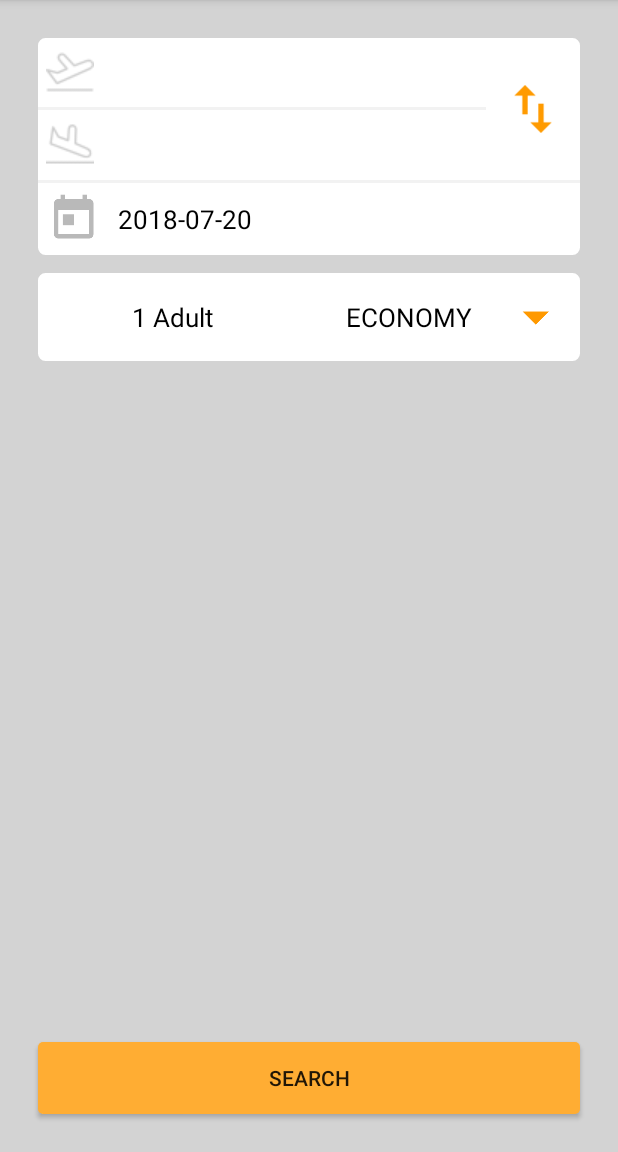
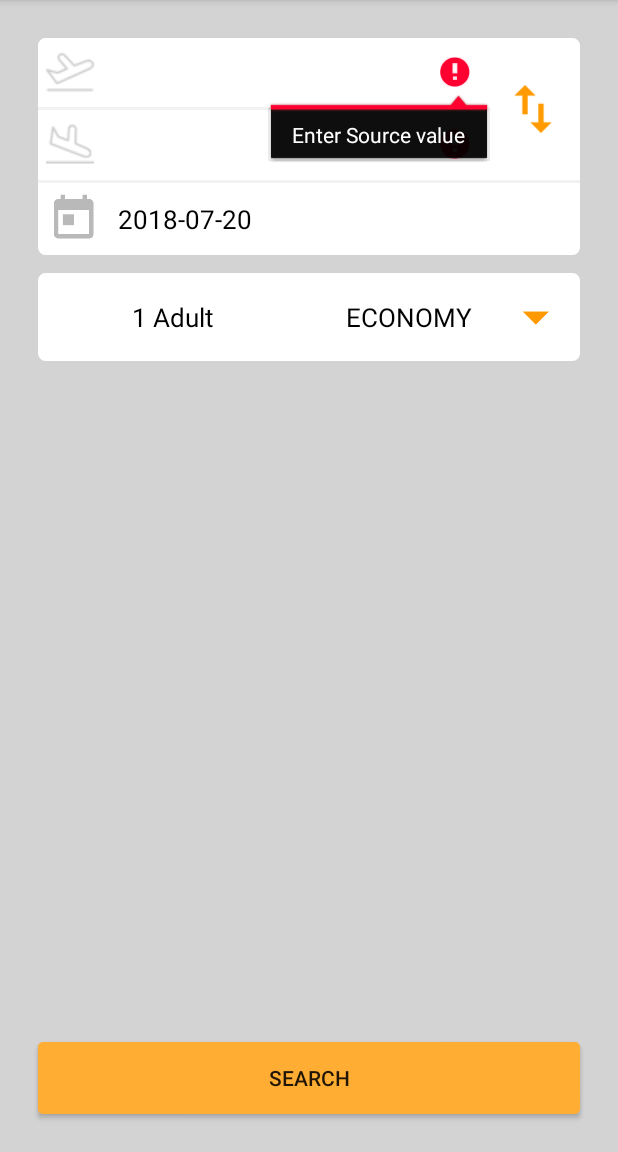
Before and after one commit to Philora/GoomoFinal, an Android app: the screen it shows after launch (MainActivity), after a tap on "SEARCH", on a phone screen of 412 x 824 dp, the part 84-1236 px from its top. Run offline under Robolectric (Android 15) with nearby library versions, the phone set to English and light mode, and no system bars; our stand-ins replace Volley; network calls fail.

Commit message:
fixed all hardcode values in strings and validations

```diff
--- a/app/src/main/java/util/AppData.java
+++ b/app/src/main/java/com/goomo/travel/util/AppData.java
@@ -1,4 +1,4 @@
-package util;
+package com.goomo.travel.util;
 
 import com.goomo.travel.model.FlightSearchResponse;
 
--- a/app/src/main/java/com/goomo/travel/view/FlightResultsActivity.java
+++ b/app/src/main/java/com/goomo/travel/view/FlightResultsActivity.java
@@ -21,7 +21,7 @@ import java.util.ArrayList;
 import java.util.List;
 import java.util.concurrent.TimeUnit;
 
-import util.AppData;
+import com.goomo.travel.util.AppData;
 
 public class FlightResultsActivity extends AppCompatActivity {
     private static final String TAG = "FlightResultsActivity";
--- a/app/src/main/java/com/goomo/travel/view/MainActivity.java
+++ b/app/src/main/java/com/goomo/travel/view/MainActivity.java
@@ -3,12 +3,10 @@ package com.goomo.travel.view;
 import android.app.Activity;
 import android.app.AlertDialog;
 import android.arch.lifecycle.ViewModelProviders;
-import android.content.Intent;
 import android.graphics.Color;
 import android.support.v7.app.AppCompatActivity;
 import android.os.Bundle;
 import android.text.TextUtils;
-import android.util.Log;
 import android.view.View;
 import android.view.inputmethod.InputMethodManager;
 import android.widget.ArrayAdapter;
@@ -29,21 +27,20 @@ import java.text.SimpleDateFormat;
 import java.util.Calendar;
 import java.util.GregorianCalendar;
 
-import util.AppData;
+import com.goomo.travel.util.AppData;
 
 public class MainActivity extends AppCompatActivity {
 
+    private static final String TAG = "MainActivity";
     AutoCompleteTextView actSource, actDesignation;
-    private static final String TAG = "MainActivity";
-    String[] airpot1 = { "CCU", "BLR", "BOM", "DEL", "GOI", "HYD","IXC", "JAI", "MAA", "PNQ" };
-    String[] airpot2 = { "CCU", "BLR", "BOM", "DEL", "GOI", "HYD","IXC", "JAI", "MAA", "PNQ" };
+    String[] airpot1 = {"CCU", "BLR", "BOM", "DEL", "GOI", "HYD", "IXC", "JAI", "MAA", "PNQ"};
+    String[] airpot2 = {"CCU", "BLR", "BOM", "DEL", "GOI", "HYD", "IXC", "JAI", "MAA", "PNQ"};
     TextView txtDate, txtAdult, txtClass;
     ArrayAdapter<String> adapter1, adapter2;
     Calendar calendar;
     ImageView imgSwap;
+    RequestQueue requestQueue;
     private GoomoViewModel goomoViewModel;
-    RequestQueue requestQueue;
-    String strSource, strDest, strDate, strAdult, strClass;
     private Gson gson;
 
     @Override
@@ -63,13 +60,10 @@ public class MainActivity extends AppCompatActivity {
 
         actSource = (AutoCompleteTextView) findViewById(R.id.actSource);
         actDesignation = (AutoCompleteTextView) findViewById(R.id.actDestination);
-
         actSource.setThreshold(1);
         actDesignation.setThreshold(1);
-
         actSource.setAdapter(adapter1);
         actDesignation.setAdapter(adapter2);
-
         actSource.setTextColor(Color.BLACK);
         actDesignation.setTextColor(Color.BLACK);
 
@@ -81,12 +75,10 @@ public class MainActivity extends AppCompatActivity {
             }
         });
 
-
-        SimpleDateFormat dtformat = new SimpleDateFormat("yyyy-MM-dd");
-        Calendar c = Calendar.getInstance();
-        strDate= dtformat.format(c.getTime());
-        txtDate.setText(strDate);
-
+        SimpleDateFormat dateformat = new SimpleDateFormat("yyyy-MM-dd");
+        Calendar calendar = Calendar.getInstance();
+        String formattedDate = dateformat.format(calendar.getTime());
+        txtDate.setText(formattedDate);
     }
 
     public void datePicker(final View view) {
@@ -110,7 +102,7 @@ public class MainActivity extends AppCompatActivity {
         alertDialog.setView(dialogView);
         alertDialog.show();
 
-        InputMethodManager imm = (InputMethodManager)this.getSystemService(Activity.INPUT_METHOD_SERVICE);
+        InputMethodManager imm = (InputMethodManager) this.getSystemService(Activity.INPUT_METHOD_SERVICE);
         imm.hideSoftInputFromWindow(view.getWindowToken(), 0);
 
     }
@@ -122,9 +114,15 @@ public class MainActivity extends AppCompatActivity {
         FlightSearchModel model = new FlightSearchModel();
         if (!TextUtils.isEmpty(actSource.getText().toString())) {
             model.setmSource(actSource.getText().toString());
-        } if(!TextUtils.isEmpty(actDesignation.getText().toString())) {
+        } else {
+            actSource.setError("Enter Source value");
+        }
+        if (!TextUtils.isEmpty(actDesignation.getText().toString())) {
             model.setmDestination(actDesignation.getText().toString());
-        } if (!TextUtils.isEmpty(txtDate.getText().toString())) {
+        } else {
+            actDesignation.setError("Enter Designation value");
+        }
+        if (!TextUtils.isEmpty(txtDate.getText().toString())) {
             model.setmTraveldate(txtDate.getText().toString());
             AppData.setTraveldate(txtDate.getText().toString());
         }
--- a/app/src/main/java/com/goomo/travel/viewmodel/GoomoViewModel.java
+++ b/app/src/main/java/com/goomo/travel/viewmodel/GoomoViewModel.java
@@ -9,7 +9,7 @@ import com.goomo.travel.model.FlightSearchModel;
 import java.util.List;
 
 public class GoomoViewModel extends AndroidViewModel {
-    private LiveData<List<FlightSearchModel>> listLiveData;
+
     private RemoteAPI remoteSource;
 
     public GoomoViewModel(Application application) {
--- a/app/src/main/java/com/goomo/travel/viewmodel/RemoteAPI.java
+++ b/app/src/main/java/com/goomo/travel/viewmodel/RemoteAPI.java
@@ -22,7 +22,7 @@ import org.json.JSONObject;
 import java.io.UnsupportedEncodingException;
 
 
-import util.AppData;
+import com.goomo.travel.util.AppData;
 
 public class RemoteAPI {
     private static final String TAG = "RemoteAPI";
--- a/app/src/main/res/layout/activity_main.xml
+++ b/app/src/main/res/layout/activity_main.xml
@@ -119,7 +119,7 @@
                     android:background="@android:color/transparent"
                     android:onClick="datePicker"
                     android:padding="5dp"
-                    android:text="2018-07-20"
+                    android:text="@string/currentDate"
                     android:textColor="@android:color/black"
                     android:textSize="17dp" />
             </LinearLayout>
@@ -141,7 +141,7 @@
                 android:layout_weight="1"
                 android:gravity="center"
                 android:padding="5dp"
-                android:text="1 Adult"
+                android:text="@string/adult"
                 android:textColor="@android:color/black"
                 android:textSize="17dp" />
 
@@ -152,7 +152,7 @@
                 android:layout_weight="1"
                 android:gravity="center"
                 android:padding="5dp"
-                android:text="ECONOMY"
+                android:text="@string/classType"
                 android:drawableRight="@mipmap/dropdown"
                 android:textColor="@android:color/black"
                 android:textSize="17dp" />
@@ -168,6 +168,6 @@
         android:background="@drawable/rounder__button_bg"
         android:elevation="5dp"
         android:onClick="searchFlights"
-        android:text="Search" />
+        android:text="@string/search" />
 
 </RelativeLayout>
--- a/app/src/main/res/values/colors.xml
+++ b/app/src/main/res/values/colors.xml
@@ -11,4 +11,5 @@
     <color name="priceText">#1D5671</color>
     <color name="planeText">#ABB2B8</color>
     <color name="sourceText">#0E2839</color>
+    <color name="white">#FFF</color>
 </resources>
```
Also changed, not shown: app/src/main/res/layout/flight_item.xml (+15 -14 lines), app/src/main/res/layout/flight_results.xml (+6 -6 lines), app/src/main/res/values/strings.xml (+20 -0 lines).
